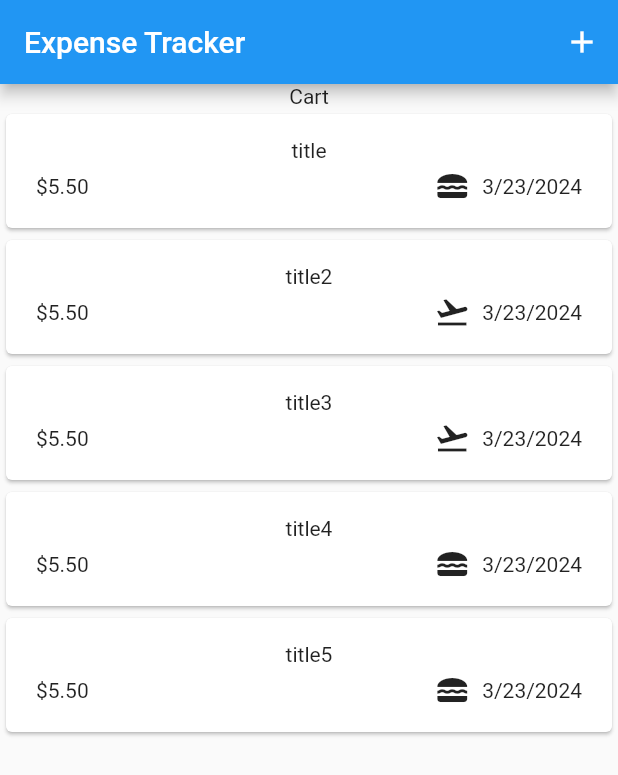
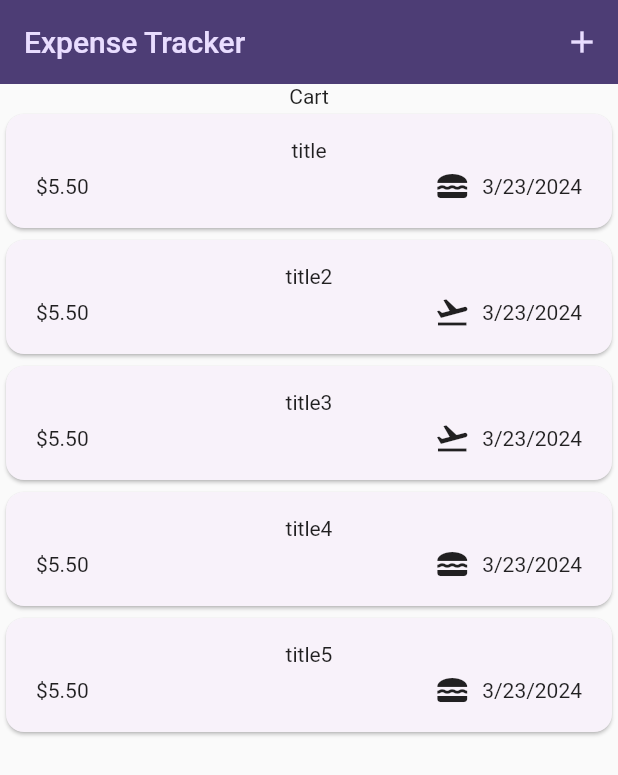
Before and after one commit to jayednahain/Expense-Tracker, a Flutter app: the screen it shows after launch, on a phone screen of 412 x 824 dp. Shown: the top 775 px of the screen. Run offline on Flutter 3.47's test engine with Material 2 defaults, Android fonts, the light colour scheme and no system bars.

Commit message:
124:App bar color added

```diff
--- a/lib/main.dart
+++ b/lib/main.dart
@@ -4,13 +4,23 @@ void main() {
   runApp(const MyApp());
 }
 
+
+var KcolorScheme = ColorScheme.fromSeed(seedColor: Color.fromARGB(255, 96, 59, 181));
 class MyApp extends StatelessWidget {
   const MyApp({super.key});
 
 
   @override
   Widget build(BuildContext context) {
-    return const MaterialApp(
+    return MaterialApp(
+      theme: ThemeData().copyWith(
+        useMaterial3: true,
+        colorScheme: KcolorScheme,
+        appBarTheme: AppBarTheme().copyWith(
+          backgroundColor: KcolorScheme.onPrimaryContainer,
+          foregroundColor: KcolorScheme.primaryContainer,
+        )
+      ),
       debugShowCheckedModeBanner: false,
       home: Expenses()
     );
```
